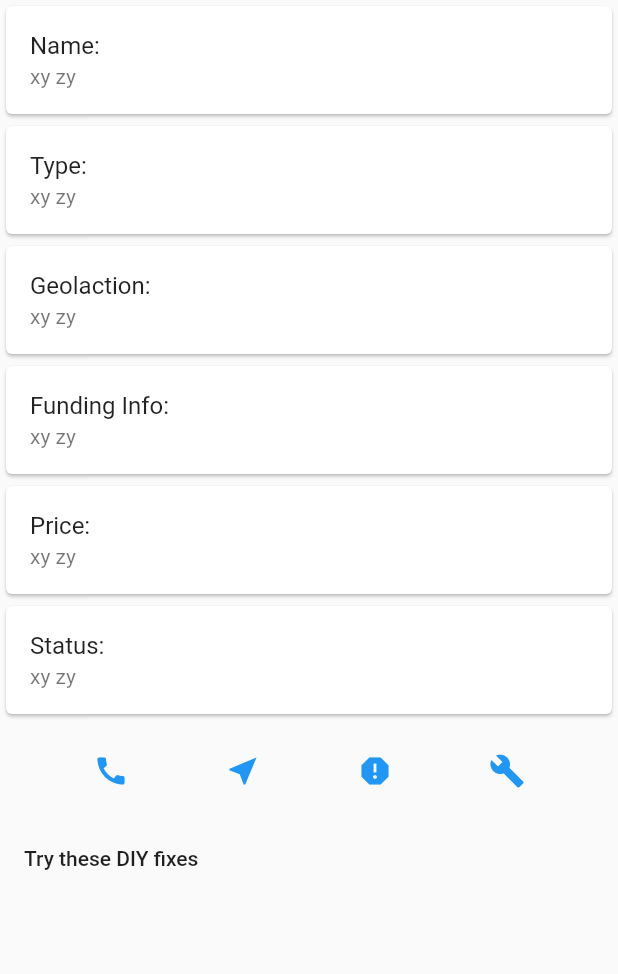
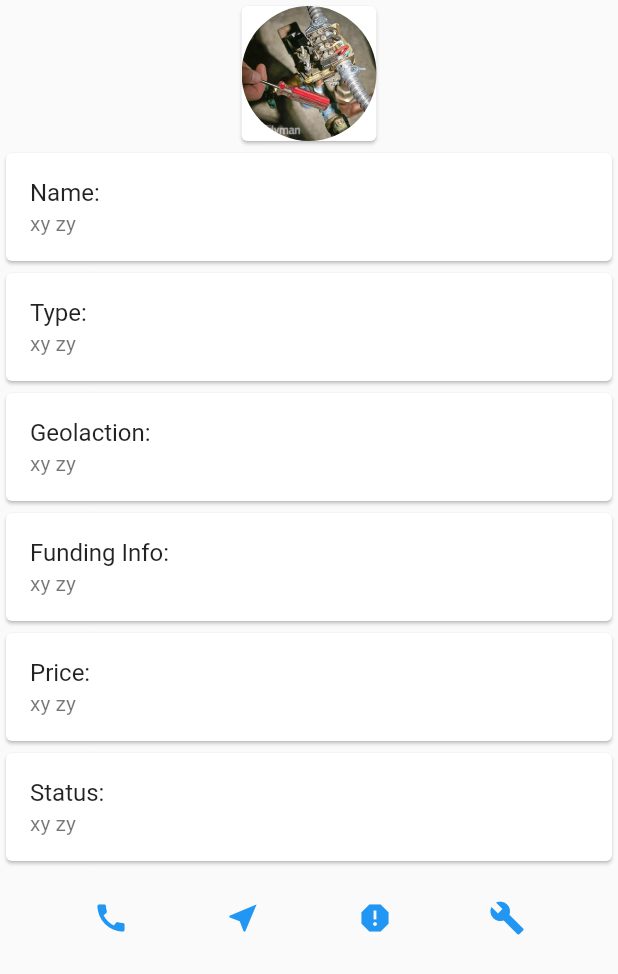
Before and after one commit to martinneumann/maph, a Flutter app: the DisplayWellsInfo screen opened directly, on a phone screen of 412 x 824 dp. Shown: the top 974 px of the screen. Run offline on Flutter 3.47's test engine with Material 2 defaults, Android fonts, the phone set to English and light mode, and no system bars; our stand-ins replace flutter_map, font_awesome_flutter, image_picker, latlong.

Commit message:
circle picture in well further information

```diff
--- a/well_control/lib/WellInfo.dart
+++ b/well_control/lib/WellInfo.dart
@@ -3,6 +3,7 @@ import 'package:well_control/AddWell.dart';
 import 'package:well_control/RepairInformation.dart';
 import 'package:well_control/Settings.dart';
 import 'package:well_control/WellMap.dart';
+import 'package:well_control/ReportWell.dart';
 
 class WellInfo extends StatefulWidget {
   WellInfo({Key key, this.title}) : super(key: key);
@@ -84,6 +85,7 @@ class DisplayWellsInfoState extends State<DisplayWellsInfo> {
               //add function to call
             },
           ),
+
           IconButton(
             icon: Icon(Icons.near_me),
             color: color,
@@ -96,7 +98,11 @@ class DisplayWellsInfoState extends State<DisplayWellsInfo> {
             icon: Icon(Icons.report),
             color: color,
             onPressed: (){
-
+              Navigator.push(
+                  context,
+                  MaterialPageRoute(
+                      builder: (context) =>
+                          ReportWell(title: "Report malfunction")));
             },
 
           ),
@@ -267,32 +273,24 @@ class DisplayWellsInfoState extends State<DisplayWellsInfo> {
       ),
     );
 
-    Widget test = Card(
+    Widget image = Card(
 
       child: Column(
         mainAxisSize: MainAxisSize.min,
         children: <Widget>[
-          const ListTile(
-            leading: Icon(Icons.my_location),
-            title: Text('Geolaction:'),
-            subtitle: Text(
-                'xy zy'
-            ),
-          ),
-          Image(
-              image:
-              AssetImage(
-                  'assets/repair-info/pressure-switch.jpg')),
-          ButtonBar(
-            children: <Widget>[
-              FlatButton(
-                child: const Text('Step 1 done!'),
-                onPressed: () {
-                  /* ... */
-                },
-              ),
-            ],
-          ),
+
+          Container(
+              width: 90.0,
+              height: 90.0,
+              decoration:  BoxDecoration(
+                  shape: BoxShape.circle,
+                  image:  DecorationImage(
+                      fit: BoxFit.fill,
+                      image:
+                      AssetImage(
+                          'assets/repair-info/pressure-switch.jpg'),
+                  ),
+              )),
         ],
       ),
     );
@@ -303,30 +301,18 @@ class DisplayWellsInfoState extends State<DisplayWellsInfo> {
           child: Center(
             child: Column(
           children: [
+            image,
             name,
             type,
             geolocation,
             fundingInfo,
             price,
             status,
+
           //  infoSection,
            // listSection,
             buttonSection,
 
-            Row(
-              children: <Widget>[
-                FlatButton(
-                  onPressed: () {
-                    Navigator.push(
-                        context,
-                        MaterialPageRoute(
-                            builder: (context) =>
-                                RepairInformation(title: "Repair Help")));
-                  },
-                  child: const Text("Try these DIY fixes"),
-                ),
-              ],
-            ),
           ],
             ),
           ),
```
